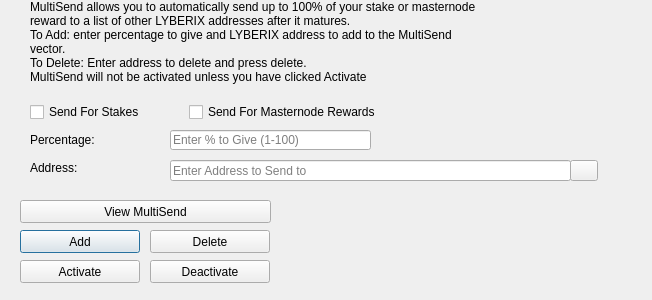
Old version of the form src/qt/forms/multisenddialog.ui in the repository lyberix/lyberix.
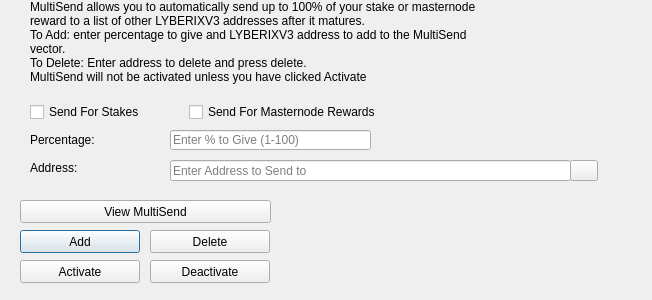
New version of the form. Icons and pictures are not drawn.

Diff of the .ui file:
```diff
--- a/src/qt/forms/multisenddialog.ui
+++ b/src/qt/forms/multisenddialog.ui
@@ -61,8 +61,8 @@
     <number>1</number>
    </property>
    <property name="text">
-    <string>MultiSend allows you to automatically send up to 100% of your stake or masternode reward to a list of other LYBERIX addresses after it matures.
-To Add: enter percentage to give and LYBERIX address to add to the MultiSend vector.
+    <string>MultiSend allows you to automatically send up to 100% of your stake or masternode reward to a list of other LYBERIXV3 addresses after it matures.
+To Add: enter percentage to give and LYBERIXV3 address to add to the MultiSend vector.
 To Delete: Enter address to delete and press delete.
 MultiSend will not be activated unless you have clicked Activate</string>
    </property>
```
Left out of the diff: 4 changed lines with no effect on the pictures.
